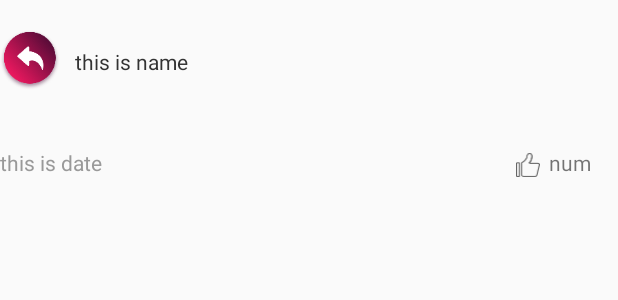
After one commit to zihenguncle/movie-master, an Android app: the layout popup_takeitem.xml on its own in the app's theme, with its tools: preview values and no code run, on a phone screen of 412 x 824 dp. The commit adds this screen. Shown: the top 300 px of the screen. Run offline under Robolectric (Android 15) with nearby library versions, the phone set to English and light mode, and no system bars.

Commit message:
2019.1.28早上更新

```diff
--- a/app/src/main/java/com/bw/movie/login_success/home_fragment/banner__round/GlidRoundUtils.java
+++ b/app/src/main/java/com/bw/movie/login_success/home_fragment/banner__round/GlidRoundUtils.java
@@ -43,8 +43,6 @@ public class GlidRoundUtils extends BitmapTransformation {
         paint.setShader(new BitmapShader(source, BitmapShader.TileMode.CLAMP, BitmapShader.TileMode.CLAMP));
         paint.setAntiAlias(true);
         RectF rectF = new RectF(0f, 0f, source.getWidth(), source.getHeight());
-        Log.i("TAG",source.getWidth()+"");
-        Log.i("TAG",source.getHeight()+" ");
         canvas.drawRoundRect(rectF, radius, radius, paint);
         return result;
     }
--- a/app/src/main/res/layout/popup_take.xml
+++ b/app/src/main/res/layout/popup_take.xml
@@ -1,7 +1,9 @@
 <?xml version="1.0" encoding="utf-8"?>
 <RelativeLayout xmlns:android="http://schemas.android.com/apk/res/android"
     android:layout_width="match_parent"
-    android:layout_height="match_parent">
+    android:layout_height="match_parent"
+    android:background="@drawable/details_top_radio"
+    >
     <RelativeLayout
         android:layout_width="match_parent"
         android:layout_height="500dp">
--- a/app/src/main/res/layout/popup_take_item.xml
+++ b/app/src/main/res/layout/popup_take_item.xml
@@ -2,7 +2,6 @@
 <RelativeLayout xmlns:android="http://schemas.android.com/apk/res/android"
     android:layout_width="match_parent"
     android:layout_height="match_parent"
-    android:background="@drawable/details_top_radio"
     >
 
     <ImageView
@@ -97,6 +96,7 @@
         android:layout_below="@+id/v"
         android:layout_marginTop="10dp"
         android:text="共0条评论"
+        android:visibility="gone"
         />
     <com.jcodecraeer.xrecyclerview.XRecyclerView
         android:id="@+id/item_xrecycle_item"
--- /dev/null
+++ b/app/src/main/res/layout/popup_takeitem.xml
@@ -0,0 +1,64 @@
+<?xml version="1.0" encoding="utf-8"?>
+<RelativeLayout xmlns:android="http://schemas.android.com/apk/res/android"
+    android:layout_width="match_parent"
+    android:layout_height="match_parent">
+
+    <ImageView
+        android:id="@+id/takeitem_headimage"
+        android:layout_width="40dp"
+        android:layout_height="40dp"
+        android:layout_marginTop="20dp"
+        android:background="@mipmap/icon_my_default"
+        />
+    <TextView
+        android:id="@+id/takeitem_name"
+        android:layout_width="wrap_content"
+        android:layout_height="wrap_content"
+        android:layout_toRightOf="@+id/takeitem_headimage"
+        android:layout_marginTop="31dp"
+        android:text="this is name"
+        android:textSize="14sp"
+        android:layout_marginLeft="10dp"
+        android:textColor="@color/colorGray"
+        />
+    <TextView
+        android:id="@+id/takeitem_content"
+        android:layout_width="match_parent"
+        android:layout_height="wrap_content"
+        android:maxLines="4"
+        android:ellipsize="end"
+        android:layout_below="@+id/takeitem_headimage"
+        android:layout_marginTop="12dp"
+        android:textColor="@color/colorGray"
+        android:textSize="12sp"
+        />
+    <TextView
+        android:id="@+id/takeitem_date"
+        android:layout_width="wrap_content"
+        android:layout_height="wrap_content"
+        android:layout_below="@+id/takeitem_content"
+        android:textColor="@color/colorGray_9"
+        android:layout_marginTop="10dp"
+        android:text="this is date"
+        />
+
+    <ImageView
+        android:id="@+id/takeitem_praise"
+        android:layout_width="16dp"
+        android:layout_height="16dp"
+        android:layout_alignBottom="@+id/takeitem_date"
+        android:background="@mipmap/com_icon_praise_default"
+        android:layout_toLeftOf="@+id/takeitem_praisenum"
+        android:layout_marginRight="6dp"
+        />
+    <TextView
+        android:id="@+id/takeitem_praisenum"
+        android:layout_width="wrap_content"
+        android:layout_height="wrap_content"
+        android:layout_alignParentRight="true"
+        android:layout_marginRight="18dp"
+        android:text="num"
+        android:layout_alignBottom="@+id/takeitem_date"
+        />
+
+</RelativeLayout>
```
Also changed, not shown: app/src/main/java/com/bw/movie/login_success/home_fragment/HomeFragment.java (+12 -1 lines), app/src/main/java/com/bw/movie/login_success/home_fragment/activity/DetailsActivity.java (+12 -2 lines), app/src/main/java/com/bw/movie/login_success/home_fragment/adapter/Popup_take.java (+61 -16 lines), app/src/main/java/com/bw/movie/login_success/home_fragment/adapter/Popup_taketake.java (added, +94 -0 lines), app/src/main/java/com/bw/movie/login_success/home_fragment/bean/Take_Take_Bean.java (added, +96 -0 lines).
